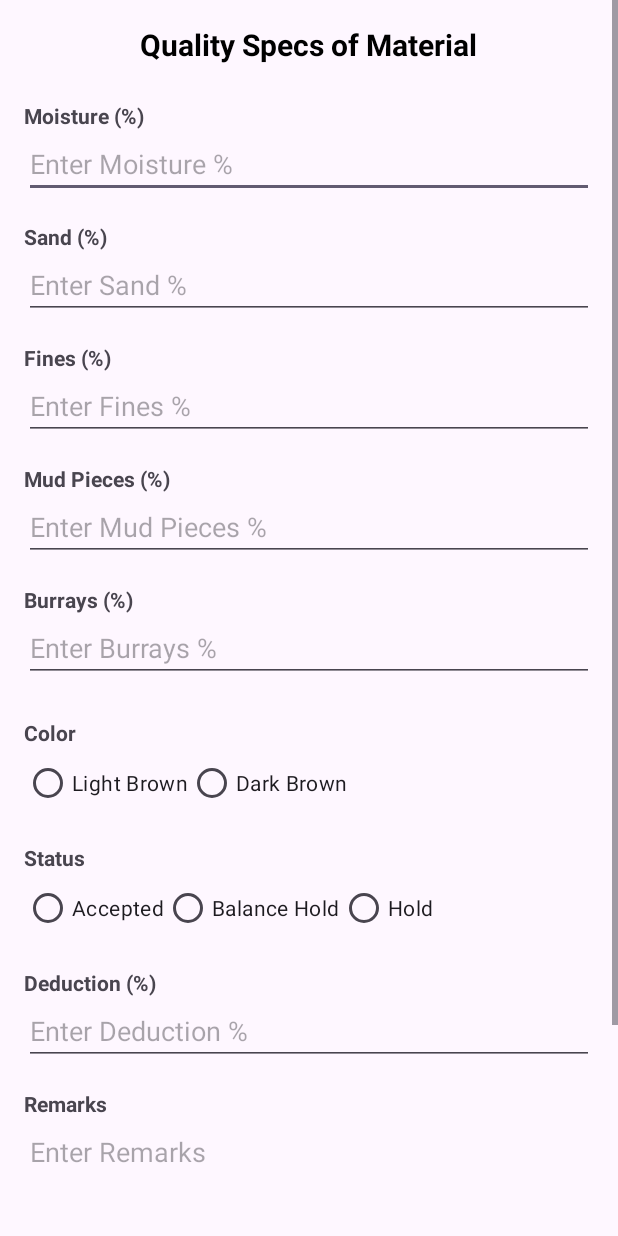
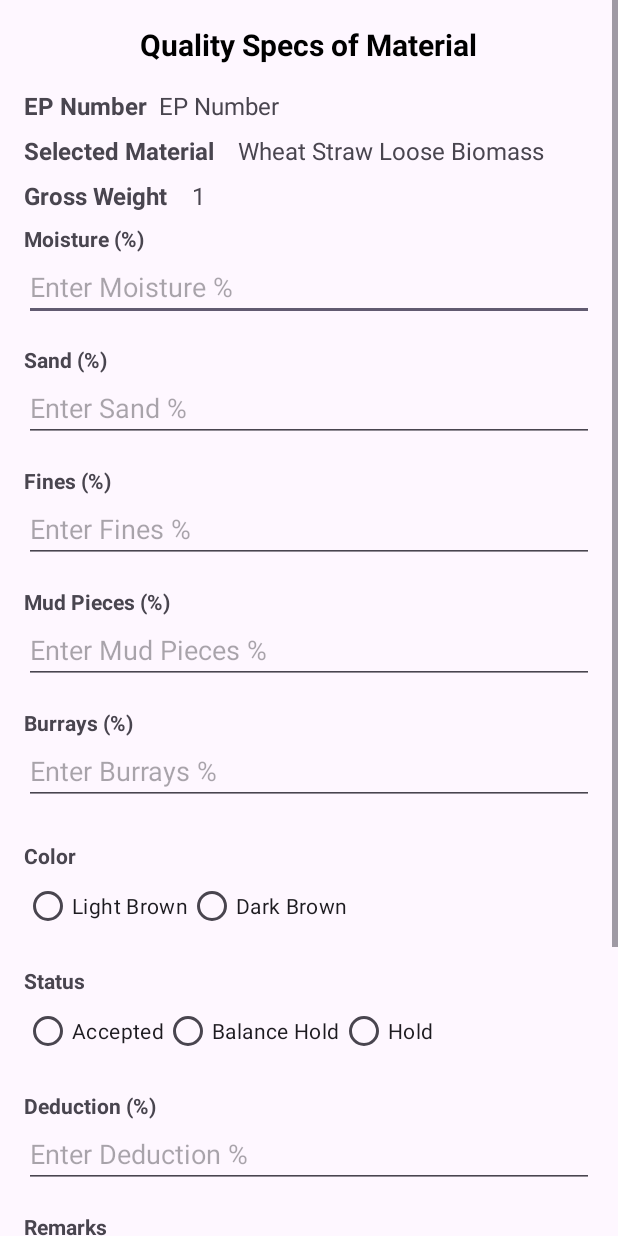
Before and after one commit to umarfarid8/Sarghodha_PC, an Android app: the layout activity_add_quality_form.xml on its own in the app's theme, with its tools: preview values and no code run, on a phone screen of 412 x 824 dp. Run offline under Robolectric (Android 15) with nearby library versions, the light colour scheme and no system bars.

```diff
--- a/app/build.gradle.kts
+++ b/app/build.gradle.kts
@@ -66,6 +66,8 @@ dependencies {
     implementation ("androidx.fragment:fragment-ktx:1.6.2")
     implementation("androidx.constraintlayout:constraintlayout:2.1.4") //
 
+    implementation("com.google.code.gson:gson:2.11.0")
+
 
 
 }
--- a/app/src/main/res/layout/activity_add_quality_form.xml
+++ b/app/src/main/res/layout/activity_add_quality_form.xml
@@ -26,12 +26,82 @@
                 android:id="@+id/tv_quality_specs"
                 android:layout_width="wrap_content"
                 android:layout_height="wrap_content"
+                android:layout_gravity="center_horizontal"
+                android:layout_marginBottom="16dp"
                 android:text="Quality Specs of Material"
                 android:textColor="@android:color/black"
                 android:textSize="20sp"
-                android:textStyle="bold"
-                android:layout_gravity="center_horizontal"
-                android:layout_marginBottom="16dp" />
+                android:textStyle="bold" />
+
+            <androidx.constraintlayout.widget.ConstraintLayout
+                android:layout_width="match_parent"
+                android:layout_height="match_parent">
+
+                <TextView
+                    android:id="@+id/epNumber1"
+                    android:layout_width="wrap_content"
+                    android:layout_height="wrap_content"
+                    android:text="EP Number"
+                    android:textSize="16sp"
+                    android:textStyle="bold"
+                    app:layout_constraintStart_toStartOf="parent"
+                    app:layout_constraintTop_toTopOf="parent" />
+
+                <TextView
+                    android:id="@+id/textView6"
+                    android:layout_width="wrap_content"
+                    android:layout_height="wrap_content"
+                    android:layout_marginTop="8dp"
+                    android:text="Selected Material"
+                    android:textSize="16sp"
+                    android:textStyle="bold"
+                    app:layout_constraintStart_toStartOf="parent"
+                    app:layout_constraintTop_toBottomOf="@+id/epNumber1" />
+
+                <TextView
+                    android:id="@+id/selectedMaterial"
+                    android:layout_width="wrap_content"
+                    android:layout_height="wrap_content"
+                    android:layout_marginStart="16dp"
+                    android:text="Wheat Straw Loose Biomass"
+                    android:textSize="16sp"
+                    app:layout_constraintBottom_toBottomOf="@+id/textView6"
+                    app:layout_constraintStart_toEndOf="@+id/textView6"
+                    app:layout_constraintTop_toTopOf="@+id/textView6" />
+
+                <TextView
+                    android:id="@+id/textView8"
+                    android:layout_width="wrap_content"
+                    android:layout_height="wrap_content"
+                    android:layout_marginTop="8dp"
+                    android:text="Gross Weight"
+                    android:textSize="16sp"
+                    android:textStyle="bold"
+                    app:layout_constraintStart_toStartOf="parent"
+                    app:layout_constraintTop_toBottomOf="@+id/textView6" />
+
+                <TextView
+                    android:id="@+id/gorssweight"
+                    android:layout_width="wrap_content"
+                    android:layout_height="wrap_content"
+                    android:layout_marginStart="16dp"
+                    android:text="1"
+                    android:textSize="16sp"
+                    app:layout_constraintBottom_toBottomOf="@+id/textView8"
+                    app:layout_constraintStart_toEndOf="@+id/textView8"
+                    app:layout_constraintTop_toTopOf="@+id/textView8" />
+
+                <TextView
+                    android:id="@+id/epNumber"
+                    android:layout_width="wrap_content"
+                    android:layout_height="wrap_content"
+                    android:layout_marginStart="8dp"
+                    android:text="EP Number"
+                    android:textSize="16sp"
+                    app:layout_constraintBottom_toBottomOf="@+id/epNumber1"
+                    app:layout_constraintStart_toEndOf="@+id/epNumber1"
+                    app:layout_constraintTop_toTopOf="@+id/epNumber1" />
+            </androidx.constraintlayout.widget.ConstraintLayout>
 
             <!-- Moisture -->
             <TextView
```
Also changed, not shown: app/src/main/AndroidManifest.xml (+11 -4 lines), app/src/main/java/com/UZdevelopers/sarghodhapc/Repositories/LoadRepository.kt (+7 -3 lines), app/src/main/java/com/UZdevelopers/sarghodhapc/UI/Activities/Add_Quality_form.kt (+16 -7 lines), app/src/main/java/com/UZdevelopers/sarghodhapc/UI/Activities/Search_Quailty_Activity.kt (added, +75 -0 lines), app/src/main/java/com/UZdevelopers/sarghodhapc/UI/Fragments/Quality_Dashboard_Fragment.kt (+21 -42 lines), app/src/main/java/com/UZdevelopers/sarghodhapc/ViewModels/QualitySearchModelClass.kt (added, +31 -0 lines), app/src/main/res/layout/activity_search_quailty.xml (added, +55 -0 lines).
